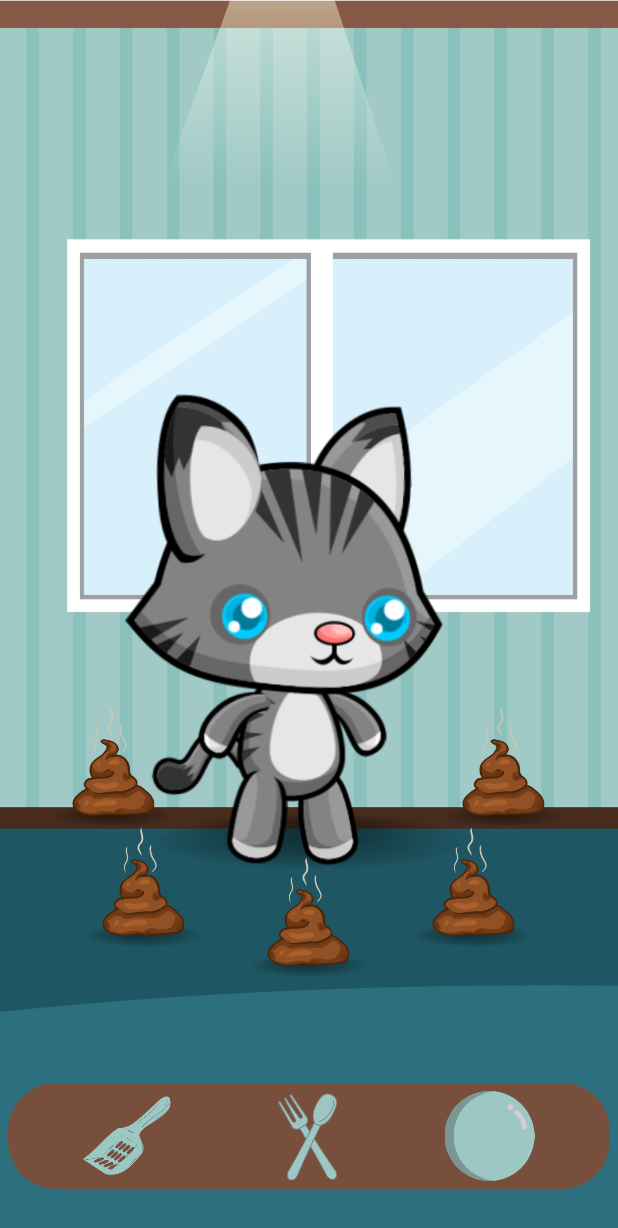
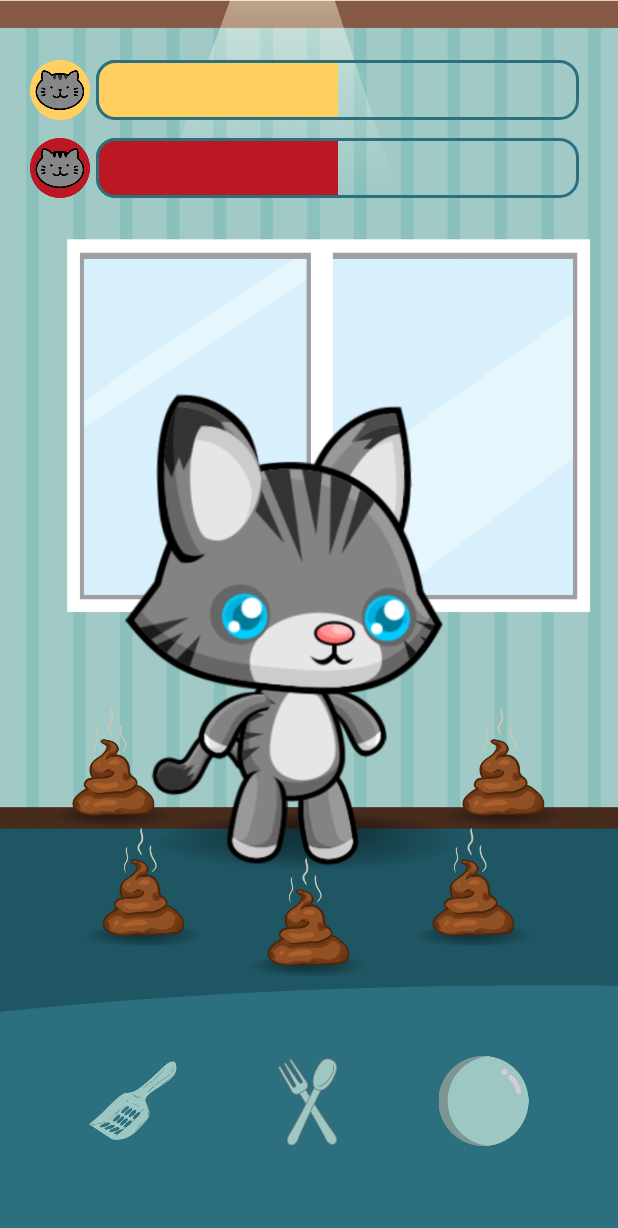
Before and after one commit to Jian165/Tamagochi-MobSys, an Android app: the Dashboard screen opened directly, with no data from a screen before it, on a phone screen of 412 x 824 dp. Shown: the top 1228 px of the screen. Run offline under Robolectric (Android 15) with nearby library versions, the phone set to English and light mode, and no system bars.

Commit message:
add Progress bar UI

```diff
--- a/app/src/main/java/com/example/tamagochi/Dashboard.java
+++ b/app/src/main/java/com/example/tamagochi/Dashboard.java
@@ -17,7 +17,14 @@ import java.util.ArrayList;
 
 public class Dashboard extends AppCompatActivity {
 
-    ImageView characterImg,shit1Img,shit2Img,shit3Img,shit4Img,shit5Img,cleanImg;
+    ImageView characterImg,
+            shit1Img,
+            shit2Img,
+            shit3Img,
+            shit4Img,
+            shit5Img,
+            feedImg,
+            cleanImg;
     private Runnable runnable;
     private ArrayList<Integer> charachterIdleImages;
     private int IdleImgIndex = 0;
@@ -36,12 +43,6 @@ public class Dashboard extends AppCompatActivity {
         LoadComponents();
         PlayIdle();
 
-        cleanImg.setOnLongClickListener(itemClickListiner());
-        shit1Img.setOnDragListener(shitDragListiner(shit1Img));
-        shit2Img.setOnDragListener(shitDragListiner(shit2Img));
-        shit3Img.setOnDragListener(shitDragListiner(shit3Img));
-        shit4Img.setOnDragListener(shitDragListiner(shit4Img));
-        shit5Img.setOnDragListener(shitDragListiner(shit5Img));
     }
 
     private View.OnLongClickListener itemClickListiner(){
@@ -69,7 +70,7 @@ public class Dashboard extends AppCompatActivity {
                        break;
                    case DragEvent.ACTION_DROP:
                        final View view = (View) event.getLocalState();
-                       if(view.getId() == R.id.clean) {
+                       if(view.getId() == R.id.imgClean) {
                            shitImage.setAlpha(0f);
                        }
                        break;
@@ -80,12 +81,21 @@ public class Dashboard extends AppCompatActivity {
     }
     private void LoadComponents(){
         characterImg = findViewById(R.id.imgCharacter);
-        cleanImg = findViewById(R.id.clean);
+        feedImg  = findViewById(R.id.imgFeed);
+        cleanImg = findViewById(R.id.imgClean);
         shit1Img = findViewById(R.id.imgShit1);
         shit2Img = findViewById(R.id.imgShit2);
         shit3Img = findViewById(R.id.imgShit3);
         shit4Img = findViewById(R.id.imgShit4);
         shit5Img = findViewById(R.id.imgShit5);
+
+        cleanImg.setOnLongClickListener(itemClickListiner());
+        feedImg.setOnLongClickListener(itemClickListiner());
+        shit1Img.setOnDragListener(shitDragListiner(shit1Img));
+        shit2Img.setOnDragListener(shitDragListiner(shit2Img));
+        shit3Img.setOnDragListener(shitDragListiner(shit3Img));
+        shit4Img.setOnDragListener(shitDragListiner(shit4Img));
+        shit5Img.setOnDragListener(shitDragListiner(shit5Img));
     }
 
     private void PlayIdle()
--- /dev/null
+++ b/app/src/main/res/drawable/bg_happiness.xml
@@ -0,0 +1,19 @@
+<?xml version="1.0" encoding="utf-8"?>
+<layer-list xmlns:android="http://schemas.android.com/apk/res/android">
+    <item android:id="@android:id/background">
+        <shape>
+            <stroke android:width="2dp" android:color="@color/blue_080"/> <!-- Border color and width -->
+            <corners android:radius="12dp"/>
+        </shape>
+    </item>
+
+    <item android:id="@android:id/progress">
+        <clip>
+            <shape>
+                <solid android:color="@color/yellow"/>
+                <stroke android:width="2dp" android:color="@color/blue_080"/> <!-- Border color and width -->
+                <corners android:radius="12dp"/>
+            </shape>
+        </clip>
+    </item>
+</layer-list>
--- /dev/null
+++ b/app/src/main/res/drawable/bg_health.xml
@@ -0,0 +1,19 @@
+<?xml version="1.0" encoding="utf-8"?>
+<layer-list xmlns:android="http://schemas.android.com/apk/res/android">
+    <item android:id="@android:id/background">
+        <shape>
+            <stroke android:width="2dp" android:color="@color/blue_080"/> <!-- Border color and width -->
+            <corners android:radius="12dp"/>
+        </shape>
+    </item>
+
+    <item android:id="@android:id/progress">
+        <clip>
+            <shape>
+                <solid android:color="@color/tomatoRed"/>
+                <stroke android:width="2dp" android:color="@color/blue_080"/> <!-- Border color and width -->
+                <corners android:radius="12dp"/>
+            </shape>
+        </clip>
+    </item>
+</layer-list>
--- a/app/src/main/res/layout/activity_dashboard.xml
+++ b/app/src/main/res/layout/activity_dashboard.xml
@@ -36,6 +36,54 @@
             android:layout_centerHorizontal="true"
             android:src="@drawable/idle_1"
             />
+    <ImageView
+        android:id="@+id/healthImg"
+        android:layout_width="40dp"
+        android:layout_height="40dp"
+        android:src="@drawable/ic_health"
+        android:layout_above="@+id/imgCharacter"
+        android:layout_marginLeft="20dp"
+        android:layout_marginRight="4dp"
+        android:layout_marginBottom="80dp"
+        />
+
+    <ProgressBar
+        android:id="@+id/healthProgress"
+        android:layout_width="match_parent"
+        android:layout_height="40dp"
+        style="@style/Widget.AppCompat.ProgressBar.Horizontal"
+        android:progressDrawable="@drawable/bg_health"
+        android:progress="50"
+        android:layout_alignTop="@id/healthImg"
+        android:layout_alignBottom="@id/healthImg"
+        android:layout_alignRight="@id/imgCharacter"
+        android:layout_toEndOf="@+id/healthImg"
+        android:layout_marginRight="20dp"
+        />
+
+    <ImageView
+        android:id="@+id/happyImg"
+        android:layout_width="40dp"
+        android:layout_height="40dp"
+        android:src="@drawable/ic_happiness"
+        android:layout_above="@+id/healthImg"
+        android:layout_alignLeft="@+id/healthImg"
+        android:layout_marginRight="4dp"
+        android:layout_marginBottom="12dp"
+        />
+
+    <ProgressBar
+        android:id="@+id/happinessProgress"
+        android:layout_width="match_parent"
+        android:layout_height="40dp"
+        style="@style/Widget.AppCompat.ProgressBar.Horizontal"
+        android:progressDrawable="@drawable/bg_happiness"
+        android:progress="50"
+        android:layout_alignTop="@id/happyImg"
+        android:layout_alignBottom="@id/happyImg"
+        android:layout_alignRight="@id/healthProgress"
+        android:layout_toEndOf="@+id/happyImg"
+        />
         <ImageView
             android:id="@+id/imgShit1"
             android:layout_width="80dp"
@@ -89,21 +137,22 @@
             />
 
     <LinearLayout
-        android:layout_width="match_parent"
+        android:layout_width="wrap_content"
         android:layout_height="wrap_content"
         android:orientation="horizontal"
-        android:background="@drawable/bg_clean_feed_play"
         android:layout_below="@id/imgBackground"
-        android:paddingTop="5dp"
-        android:paddingBottom="5dp"
+        android:layout_alignLeft="@+id/imgCharacter"
+        android:layout_alignRight="@+id/imgCharacter"
+        android:paddingTop="12dp"
+        android:paddingBottom="12dp"
         android:paddingLeft="20dp"
         android:paddingRight="20dp"
-        android:layout_marginTop="110dp"
+        android:layout_marginTop="80dp"
         android:layout_marginLeft="5dp"
         android:layout_marginRight="5dp"
         >
         <ImageView
-            android:id="@+id/clean"
+            android:id="@+id/imgClean"
             android:layout_width="0dp"
             android:layout_height="60dp"
             android:layout_weight="1"
@@ -111,7 +160,7 @@
             />
 
         <ImageView
-            android:id="@+id/feed"
+            android:id="@+id/imgFeed"
             android:layout_width="0dp"
             android:layout_height="60dp"
             android:layout_weight="1"
--- a/app/src/main/res/values/colors.xml
+++ b/app/src/main/res/values/colors.xml
@@ -5,4 +5,6 @@
     <color name="blue_7C3">#9CC7C3</color>
     <color name="blue_080">#2C7080</color>
     <color name="brow">#784F3C</color>
+    <color name="tomatoRed">#BC1823</color>
+    <color name="yellow">#FFCF60</color>
 </resources>
```
Also changed, not shown: app/src/main/res/drawable/ic_happiness.png (added), app/src/main/res/drawable/ic_health.png (added).
